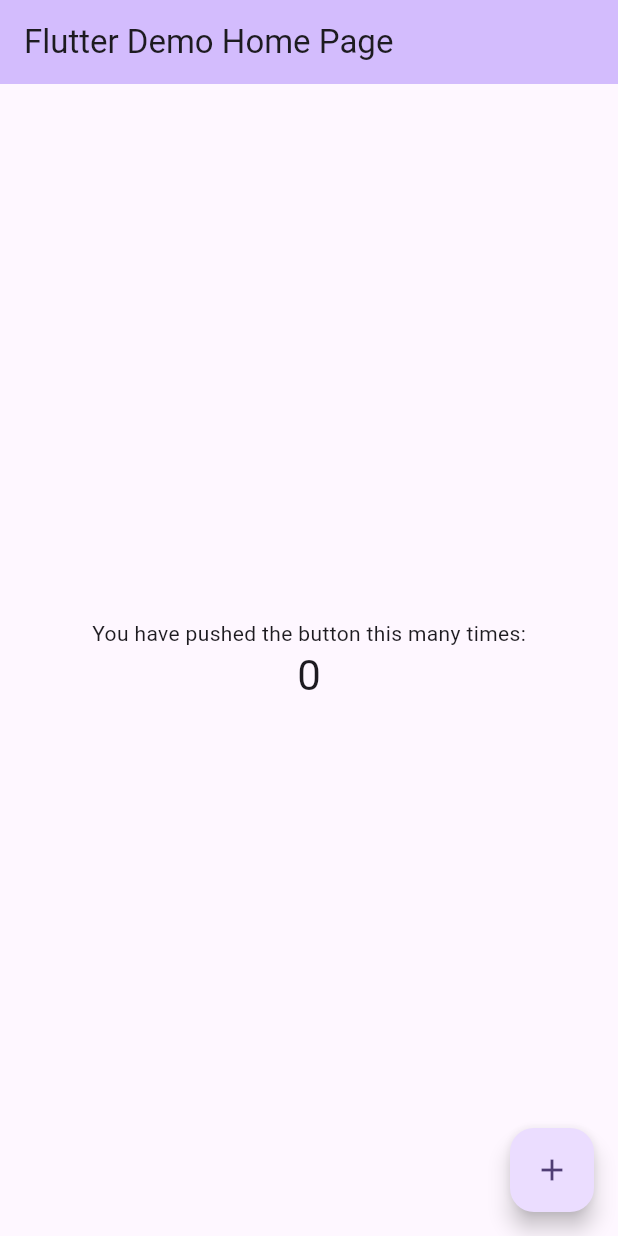
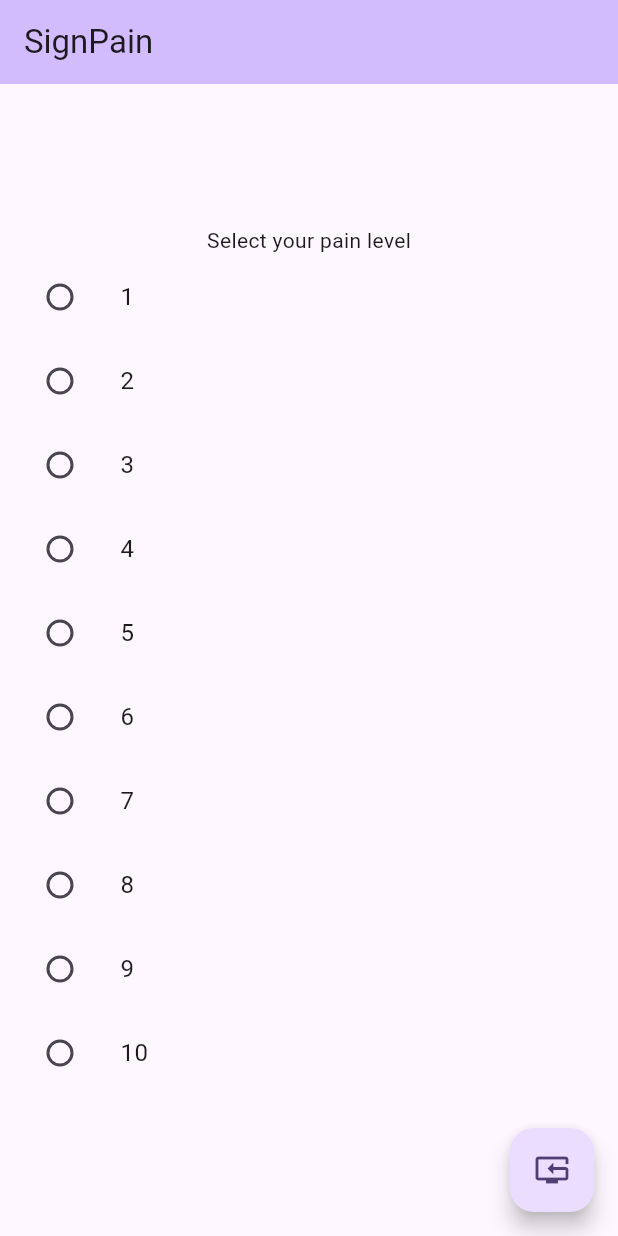
Before and after one commit to Rpaulo22/SignPain, a Flutter app: the screen it shows after launch, on a phone screen of 412 x 824 dp. Run offline on Flutter 3.47's test engine with Material 3 defaults, Android fonts, the phone set to English and light mode, and no system bars.

Commit message:
Added pain scale buttons

```diff
--- a/sign_pain/lib/main.dart
+++ b/sign_pain/lib/main.dart
@@ -35,6 +35,8 @@ class MyApp extends StatelessWidget {
   }
 }
 
+final painScale = [1,2,3,4,5,6,7,8,9,10];
+
 class MyHomePage extends StatefulWidget {
   const MyHomePage({super.key, required this.title});
 
@@ -54,68 +56,53 @@ class MyHomePage extends StatefulWidget {
 }
 
 class _MyHomePageState extends State<MyHomePage> {
-  int _counter = 0;
+  int? painLevel;
 
-  void _incrementCounter() {
-    setState(() {
-      // This call to setState tells the Flutter framework that something has
-      // changed in this State, which causes it to rerun the build method below
-      // so that the display can reflect the updated values. If we changed
-      // _counter without calling setState(), then the build method would not be
-      // called again, and so nothing would appear to happen.
-      _counter++;
-    });
+  void reset() {
+    setState((){painLevel = null;});
+    ScaffoldMessenger.of(context).showSnackBar(snackBar);
   }
+
+  final snackBar = SnackBar(
+    content: Text('Reset pain level!'),
+    duration: const Duration(milliseconds: 1500),
+    );
 
   @override
   Widget build(BuildContext context) {
-    // This method is rerun every time setState is called, for instance as done
-    // by the _incrementCounter method above.
-    //
-    // The Flutter framework has been optimized to make rerunning build methods
-    // fast, so that you can just rebuild anything that needs updating rather
-    // than having to individually change instances of widgets.
     return Scaffold(
       appBar: AppBar(
-        // TRY THIS: Try changing the color here to a specific color (to
-        // Colors.amber, perhaps?) and trigger a hot reload to see the AppBar
-        // change color while the other colors stay the same.
         backgroundColor: Theme.of(context).colorScheme.inversePrimary,
-        // Here we take the value from the MyHomePage object that was created by
-        // the App.build method, and use it to set our appbar title.
-        title: Text(widget.title),
+        title: Text("SignPain"),
       ),
       body: Center(
-        // Center is a layout widget. It takes a single child and positions it
-        // in the middle of the parent.
         child: Column(
-          // Column is also a layout widget. It takes a list of children and
-          // arranges them vertically. By default, it sizes itself to fit its
-          // children horizontally, and tries to be as tall as its parent.
-          //
-          // Column has various properties to control how it sizes itself and
-          // how it positions its children. Here we use mainAxisAlignment to
-          // center the children vertically; the main axis here is the vertical
-          // axis because Columns are vertical (the cross axis would be
-          // horizontal).
-          //
-          // TRY THIS: Invoke "debug painting" (choose the "Toggle Debug Paint"
-          // action in the IDE, or press "p" in the console), to see the
-          // wireframe for each widget.
           mainAxisAlignment: .center,
           children: [
-            const Text('You have pushed the button this many times:'),
-            Text(
-              '$_counter',
-              style: Theme.of(context).textTheme.headlineMedium,
-            ),
+            const Text('Select your pain level'),
+
+            RadioGroup<int>(
+              groupValue: painLevel,
+              onChanged: (int? value) {
+                setState(() {
+                  painLevel = value;
+                });
+              },
+              child: Column(
+                children: <Widget>[
+                  for (var i in painScale)
+                    ListTile(
+                    title: Text(i.toString()),
+                    leading: Radio<int>(value: i))
+                ],
+              )),
           ],
         ),
       ),
       floatingActionButton: FloatingActionButton(
-        onPressed: _incrementCounter,
-        tooltip: 'Increment',
-        child: const Icon(Icons.add),
+        onPressed: reset,
+        tooltip: 'reset',
+        child: const Icon(Icons.reset_tv),
       ),
     );
   }
```
